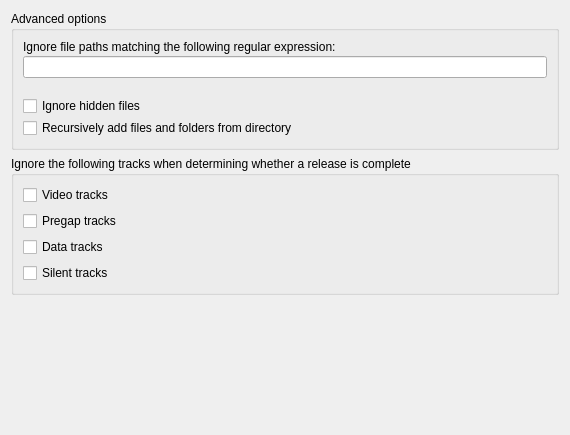
This is ui/options_advanced.ui in metabrainz/picard as Qt 5 draws it before an edit. The edited form follows.
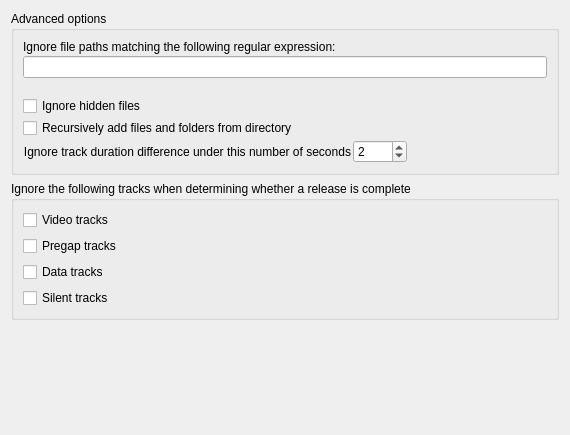
This is the edited form.

Commit message:
[PICARD-1174] Add an option to tolerate differences in track times
The option `ignore_track_duration_difference_under` can be set through Advanced options panel.
If old and new Length tag have a difference under this value, they are considered equal, and this isn't accounted as a track difference.

Patch:
```diff
--- a/ui/options_advanced.ui
+++ b/ui/options_advanced.ui
@@ -27,6 +27,73 @@
         </property>
        </widget>
       </item>
+      <item row="6" column="0" rowspan="2">
+       <layout class="QHBoxLayout" name="horizontalLayout">
+        <property name="sizeConstraint">
+         <enum>QLayout::SetDefaultConstraint</enum>
+        </property>
+        <item>
+         <widget class="QLabel" name="label_track_duration_diff">
+          <property name="sizePolicy">
+           <sizepolicy hsizetype="Expanding" vsizetype="Preferred">
+            <horstretch>0</horstretch>
+            <verstretch>0</verstretch>
+           </sizepolicy>
+          </property>
+          <property name="text">
+           <string>Ignore track duration difference under this number of seconds</string>
+          </property>
+          <property name="alignment">
+           <set>Qt::AlignRight|Qt::AlignTrailing|Qt::AlignVCenter</set>
+          </property>
+         </widget>
+        </item>
+        <item>
+         <widget class="QSpinBox" name="ignore_track_duration_difference_under">
+          <property name="sizePolicy">
+           <sizepolicy hsizetype="Minimum" vsizetype="Fixed">
+            <horstretch>0</horstretch>
+            <verstretch>0</verstretch>
+           </sizepolicy>
+          </property>
+          <property name="buttonSymbols">
+           <enum>QAbstractSpinBox::UpDownArrows</enum>
+          </property>
+          <property name="accelerated">
+           <bool>true</bool>
+          </property>
+          <property name="suffix">
+           <string/>
+          </property>
+          <property name="minimum">
+           <number>1</number>
+          </property>
+          <property name="maximum">
+           <number>7200</number>
+          </property>
+          <property name="value">
+           <number>2</number>
+          </property>
+         </widget>
+        </item>
+        <item>
+         <spacer name="horizontalSpacer">
+          <property name="orientation">
+           <enum>Qt::Horizontal</enum>
+          </property>
+          <property name="sizeType">
+           <enum>QSizePolicy::Expanding</enum>
+          </property>
+          <property name="sizeHint" stdset="0">
+           <size>
+            <width>4000</width>
+            <height>20</height>
+           </size>
+          </property>
+         </spacer>
+        </item>
+       </layout>
+      </item>
       <item row="1" column="0">
        <widget class="QLabel" name="label_ignore_regex">
         <property name="text">
```
Left out of the diff: 27 changed lines with no effect on the pictures. The commit also changes 3 other files.
